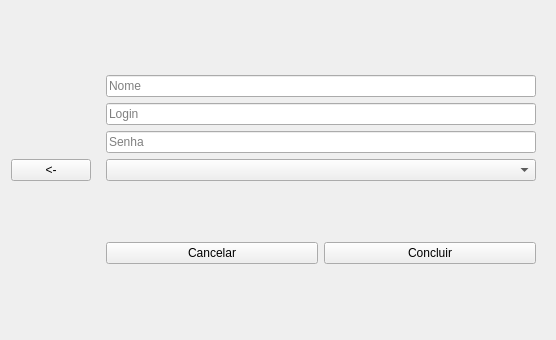
Old version of the form App/view/ui/registerEmployee.ui in the repository Senac-SOR-ADS/Gerenciamento-Escolar.
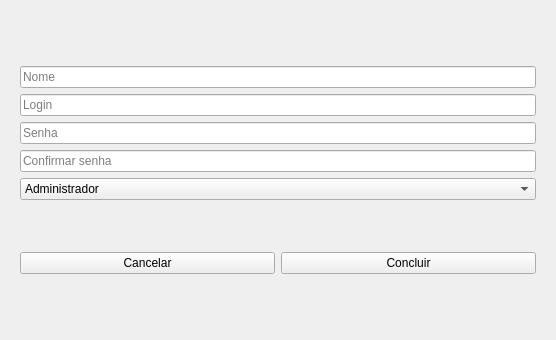
New version of the form.

```diff
--- a/App/view/ui/registerEmployee.ui
+++ b/App/view/ui/registerEmployee.ui
@@ -14,13 +14,6 @@
    <string>Form</string>
   </property>
   <layout class="QHBoxLayout" name="horizontalLayout_2">
-   <item>
-    <widget class="QPushButton" name="pushButton">
-     <property name="text">
-      <string>&lt;-</string>
-     </property>
-    </widget>
-   </item>
    <item>
     <widget class="QWidget" name="widget" native="true">
      <layout class="QVBoxLayout" name="verticalLayout_2">
@@ -42,13 +35,42 @@
         </item>
         <item>
          <widget class="QLineEdit" name="senha">
+          <property name="echoMode">
+           <enum>QLineEdit::Password</enum>
+          </property>
           <property name="placeholderText">
            <string>Senha</string>
           </property>
          </widget>
         </item>
         <item>
-         <widget class="QComboBox" name="funcionario"/>
+         <widget class="QLineEdit" name="senha_2">
+          <property name="echoMode">
+           <enum>QLineEdit::Password</enum>
+          </property>
+          <property name="placeholderText">
+           <string>Confirmar senha</string>
+          </property>
+         </widget>
+        </item>
+        <item>
+         <widget class="QComboBox" name="funcionario">
+          <item>
+           <property name="text">
+            <string>Administrador</string>
+           </property>
+          </item>
+          <item>
+           <property name="text">
+            <string>Agente</string>
+           </property>
+          </item>
+          <item>
+           <property name="text">
+            <string>Secretaria</string>
+           </property>
+          </item>
+         </widget>
         </item>
        </layout>
       </item>
```
